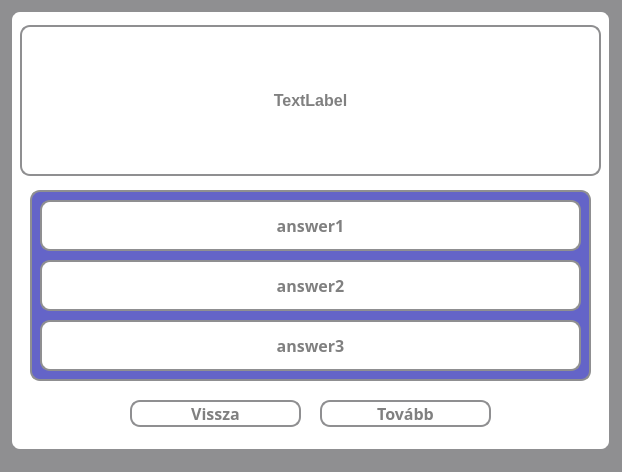
First picture: the form in src/main/resources/ui/dark/learningWindowQuestion.ui, repository pkristof1999/Szakdolgozat, before the edit.
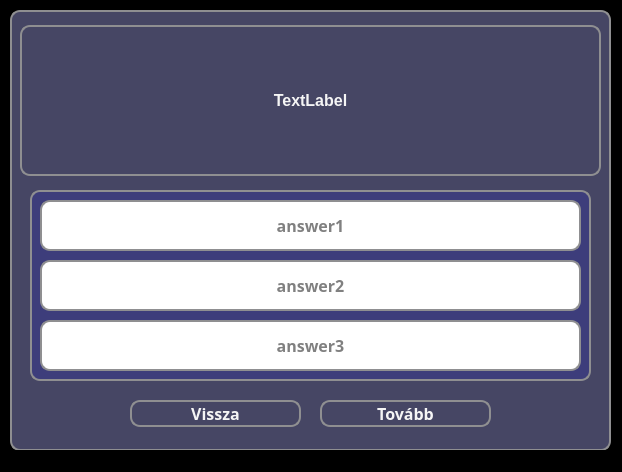
Second picture: the form after the edit.

Patch:
```diff
--- a/src/main/resources/ui/dark/learningWindowQuestion.ui
+++ b/src/main/resources/ui/dark/learningWindowQuestion.ui
@@ -15,7 +15,7 @@
   </property>
   <property name="styleSheet">
    <string notr="true">* {
-	background-color: #8f8f91;
+	background-color: black;
 }</string>
   </property>
   <widget class="QWidget" name="centralwidget">
@@ -30,7 +30,7 @@
     </property>
     <property name="styleSheet">
      <string notr="true">* {
-	background-color: white;
+	background-color: rgb(70, 70, 100);
     border: 2px solid #8f8f91;
     border-radius: 10px;
     color: white;
@@ -49,7 +49,7 @@
      </property>
      <property name="styleSheet">
       <string notr="true">* {
-	background-color: rgb(100, 100, 200);
+	background-color: #3d3d7b;
 	border: 2px solid #8f8f91;
 	border-radius: 10px;
 	color: white;
@@ -178,8 +178,8 @@
      </property>
      <property name="styleSheet">
       <string notr="true">* {
-	background-color: white;
-	color: grey;
+	background-color: rgb(70, 70, 100);
+	color: whitesmoke;
 }
 
 *:hover {
@@ -209,8 +209,8 @@
      </property>
      <property name="styleSheet">
       <string notr="true">* {
-	background-color: white;
-	color: grey;
+	background-color: rgb(70, 70, 100);
+	color: whitesmoke;
 }
 
 *:hover {
@@ -233,7 +233,7 @@
      </property>
      <property name="styleSheet">
       <string notr="true">* {
-	color: grey;
+	color: whitesmoke;
 }</string>
      </property>
      <property name="text">
```
